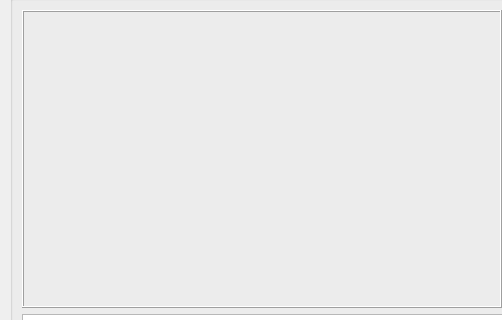
This is modules/ModDownloader.ui in rainmakerv3/BB_Launcher as Qt 5 draws it before an edit; both pictures show x 0 to 502 and y 89 to 409 of the 1120 by 682 pixel window. The edited form follows.
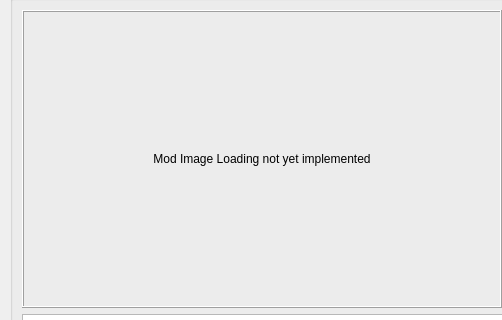
This is the edited form.

```diff
--- a/modules/ModDownloader.ui
+++ b/modules/ModDownloader.ui
@@ -77,7 +77,10 @@
             <enum>QFrame::Shadow::Raised</enum>
            </property>
            <property name="text">
-            <string/>
+            <string>Mod Image Loading not yet implemented</string>
+           </property>
+           <property name="alignment">
+            <set>Qt::AlignmentFlag::AlignCenter</set>
            </property>
           </widget>
          </item>
```
Left out of the diff: 10 changed lines with no effect on the pictures.
